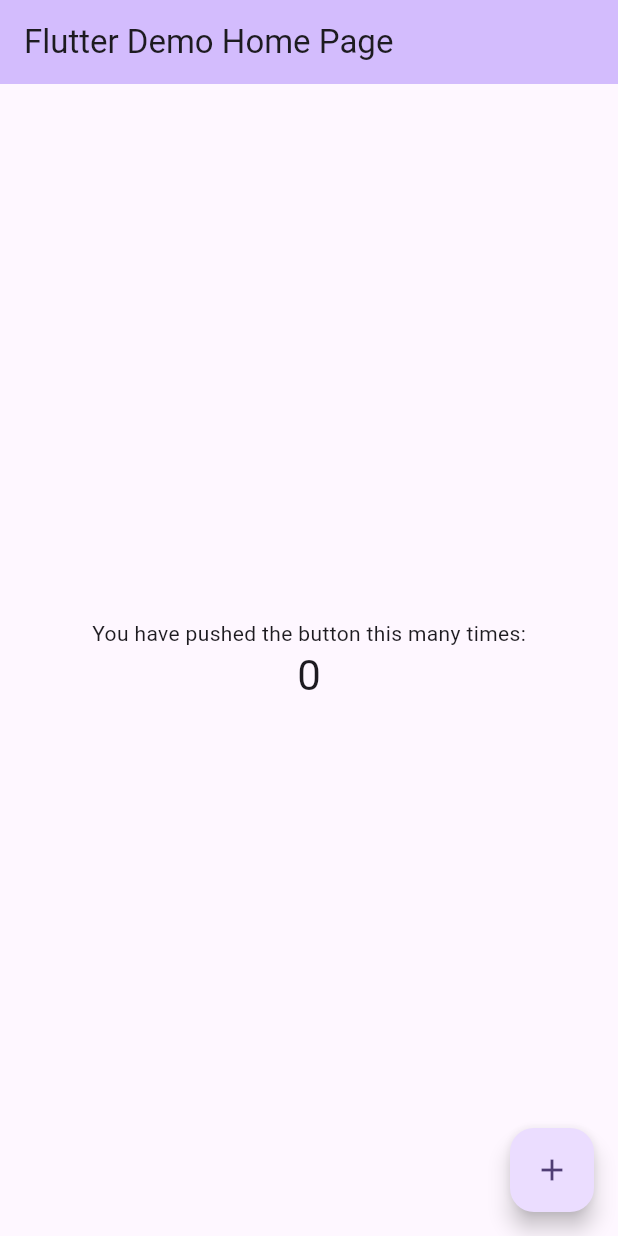
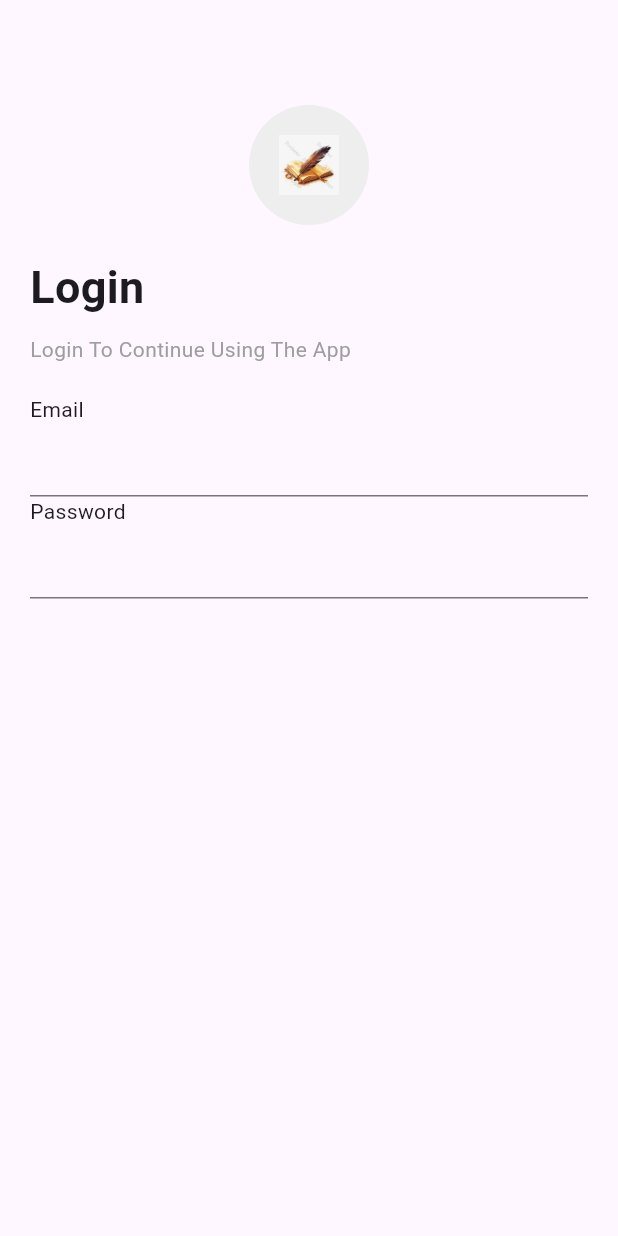
Before and after one commit to abo3amer69/record_note_app, a Flutter app: the screen it shows after launch, on a phone screen of 412 x 824 dp. Run offline on Flutter 3.47's test engine with Material 3 defaults, Android fonts, the light colour scheme and no system bars; our stand-ins replace firebase_core; accounts and stored records are empty.

Commit message:
login ui part 1

```diff
--- /dev/null
+++ b/lib/auth/login.dart
@@ -0,0 +1,68 @@
+import 'package:flutter/material.dart';
+
+class Login extends StatefulWidget {
+  const Login({super.key});
+
+  @override
+  State<Login> createState() => _LoginState();
+}
+
+class _LoginState extends State<Login> {
+  @override
+  Widget build(BuildContext context) {
+    return Scaffold(
+      body: Container(
+        padding: const EdgeInsets.all(20),
+        child: ListView(
+          children: [
+            Column(
+              crossAxisAlignment: CrossAxisAlignment.start,
+              children: [
+                Container(
+                  height: 50,
+                ),
+                Center(
+                  child: Container(
+                    alignment: Alignment.center,
+                    width: 80,
+                    height: 80,
+                    padding: const EdgeInsets.all(10),
+                    decoration: BoxDecoration(
+                      color: Colors.grey[200],
+                      borderRadius: BorderRadius.circular(70),
+                    ),
+                    child: Image.asset(
+                      'imags/logo.jpg',
+                      width: 40,
+                    ),
+                  ),
+                ),
+                Container(
+                  height: 20,
+                ),
+                const Text(
+                  'Login',
+                  style: TextStyle(fontSize: 30, fontWeight: FontWeight.bold),
+                ),
+                Container(
+                  height: 10,
+                ),
+                const Text(
+                  'Login To Continue Using The App',
+                  style: TextStyle(color: Colors.grey),
+                ),
+                Container(
+                  height: 20,
+                ),
+                const Text('Email'),
+                TextFormField(),
+                const Text('Password'),
+                TextFormField(),
+              ],
+            ),
+          ],
+        ),
+      ),
+    );
+  }
+}
--- /dev/null
+++ b/lib/homepage.dart
@@ -0,0 +1,10 @@
+import 'package:flutter/material.dart';
+
+class HomePage extends StatelessWidget {
+  const HomePage({super.key});
+
+  @override
+  Widget build(BuildContext context) {
+    return const Placeholder();
+  }
+}
--- a/lib/main.dart
+++ b/lib/main.dart
@@ -1,6 +1,8 @@
 import 'package:firebase_core/firebase_core.dart';
 import 'package:flutter/material.dart';
+import 'package:record_notes_app/auth/login.dart';
 import 'package:record_notes_app/firebase_options.dart';
+import 'package:record_notes_app/homepage.dart';
 
 void main()async {
     WidgetsFlutterBinding.ensureInitialized();
@@ -9,123 +11,19 @@
   );
   runApp(const MyApp());
 }
-
-class MyApp extends StatelessWidget {
+class MyApp extends StatefulWidget {
   const MyApp({super.key});
 
-  // This widget is the root of your application.
+  @override
+  State<MyApp> createState() => _MyAppState();
+}
+
+class _MyAppState extends State<MyApp> {
   @override
   Widget build(BuildContext context) {
-    return MaterialApp(
-      title: 'Flutter Demo',
-      theme: ThemeData(
-        // This is the theme of your application.
-        //
-        // TRY THIS: Try running your application with "flutter run". You'll see
-        // the application has a purple toolbar. Then, without quitting the app,
-        // try changing the seedColor in the colorScheme below to Colors.green
-        // and then invoke "hot reload" (save your changes or press the "hot
-        // reload" button in a Flutter-supported IDE, or press "r" if you used
-        // the command line to start the app).
-        //
-        // Notice that the counter didn't reset back to zero; the application
-        // state is not lost during the reload. To reset the state, use hot
-        // restart instead.
-        //
-        // This works for code too, not just values: Most code changes can be
-        // tested with just a hot reload.
-        colorScheme: ColorScheme.fromSeed(seedColor: Colors.deepPurple),
-        useMaterial3: true,
-      ),
-      home: const MyHomePage(title: 'Flutter Demo Home Page'),
+    return const MaterialApp(
+      debugShowCheckedModeBanner: false,
+      home: Login(),
     );
   }
 }
-
-class MyHomePage extends StatefulWidget {
-  const MyHomePage({super.key, required this.title});
-
-  // This widget is the home page of your application. It is stateful, meaning
-  // that it has a State object (defined below) that contains fields that affect
-  // how it looks.
-
-  // This class is the configuration for the state. It holds the values (in this
-  // case the title) provided by the parent (in this case the App widget) and
-  // used by the build method of the State. Fields in a Widget subclass are
-  // always marked "final".
-
-  final String title;
-
-  @override
-  State<MyHomePage> createState() => _MyHomePageState();
-}
-
-class _MyHomePageState extends State<MyHomePage> {
-  int _counter = 0;
-
-  void _incrementCounter() {
-    setState(() {
-      // This call to setState tells the Flutter framework that something has
-      // changed in this State, which causes it to rerun the build method below
-      // so that the display can reflect the updated values. If we changed
-      // _counter without calling setState(), then the build method would not be
-      // called again, and so nothing would appear to happen.
-      _counter++;
-    });
-  }
-
-  @override
-  Widget build(BuildContext context) {
-    // This method is rerun every time setState is called, for instance as done
-    // by the _incrementCounter method above.
-    //
-    // The Flutter framework has been optimized to make rerunning build methods
-    // fast, so that you can just rebuild anything that needs updating rather
-    // than having to individually change instances of widgets.
-    return Scaffold(
-      appBar: AppBar(
-        // TRY THIS: Try changing the color here to a specific color (to
-        // Colors.amber, perhaps?) and trigger a hot reload to see the AppBar
-        // change color while the other colors stay the same.
-        backgroundColor: Theme.of(context).colorScheme.inversePrimary,
-        // Here we take the value from the MyHomePage object that was created by
-        // the App.build method, and use it to set our appbar title.
-        title: Text(widget.title),
-      ),
-      body: Center(
-        // Center is a layout widget. It takes a single child and positions it
-        // in the middle of the parent.
-        child: Column(
-          // Column is also a layout widget. It takes a list of children and
-          // arranges them vertically. By default, it sizes itself to fit its
-          // children horizontally, and tries to be as tall as its parent.
-          //
-          // Column has various properties to control how it sizes itself and
-          // how it positions its children. Here we use mainAxisAlignment to
-          // center the children vertically; the main axis here is the vertical
-          // axis because Columns are vertical (the cross axis would be
-          // horizontal).
-          //
-          // TRY THIS: Invoke "debug painting" (choose the "Toggle Debug Paint"
-          // action in the IDE, or press "p" in the console), to see the
-          // wireframe for each widget.
-          mainAxisAlignment: MainAxisAlignment.center,
-          children: <Widget>[
-            const Text(
-              'You have pushed the button this many times:',
-            ),
-            Text(
-              '$_counter',
-              style: Theme.of(context).textTheme.headlineMedium,
-            ),
-          ],
-        ),
-      ),
-      floatingActionButton: FloatingActionButton(
-        onPressed: _incrementCounter,
-        tooltip: 'Increment',
-        child: const Icon(Icons.add),
-      ), // This trailing comma makes auto-formatting nicer for build methods.
-    );
-  }
-}
```
Also changed, not shown: pubspec.yaml (+10 -20 lines), imags/logo.jpg (added), lib/auth/signup.dart (added), pubspec.lock, 3 other files.
